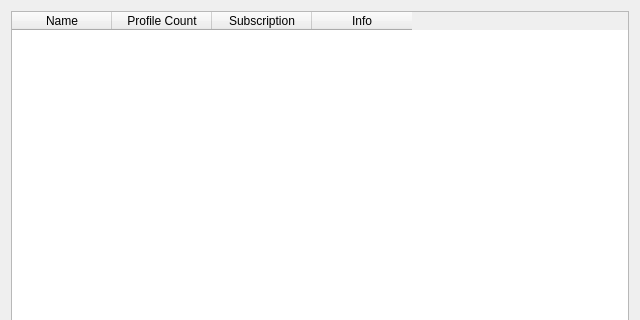
This is ui/dialog_manage_groups.ui in MatsuriDayo/nekoray as Qt 5 draws it before an edit; both pictures show x 0 to 640 and y 0 to 320 of the 640 by 480 pixel window. The edited form follows.
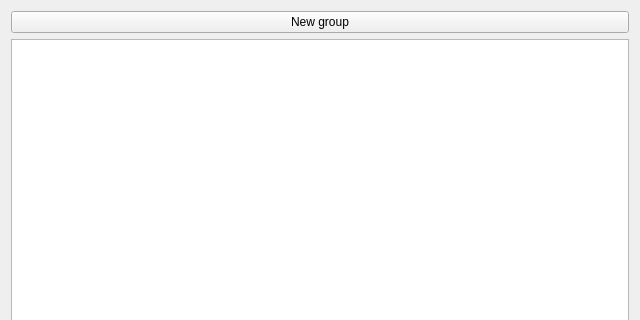
This is the edited form.

The edit to the form file:
```diff
--- a/ui/dialog_manage_groups.ui
+++ b/ui/dialog_manage_groups.ui
@@ -13,44 +13,22 @@
   <property name="windowTitle">
    <string>Groups</string>
   </property>
-  <layout class="QGridLayout" name="gridLayout">
-   <item row="0" column="0">
-    <widget class="QTableWidget" name="groupListTable">
-     <property name="contextMenuPolicy">
-      <enum>Qt::CustomContextMenu</enum>
+  <layout class="QVBoxLayout" name="verticalLayout">
+   <item>
+    <widget class="QPushButton" name="add">
+     <property name="focusPolicy">
+      <enum>Qt::NoFocus</enum>
      </property>
-     <property name="editTriggers">
-      <set>QAbstractItemView::NoEditTriggers</set>
+     <property name="text">
+      <string>New group</string>
      </property>
-     <property name="selectionBehavior">
-      <enum>QAbstractItemView::SelectRows</enum>
+    </widget>
+   </item>
+   <item>
+    <widget class="QListWidget" name="listWidget">
+     <property name="focusPolicy">
+      <enum>Qt::NoFocus</enum>
      </property>
-     <property name="verticalScrollMode">
-      <enum>QAbstractItemView::ScrollPerPixel</enum>
-     </property>
-     <property name="horizontalScrollMode">
-      <enum>QAbstractItemView::ScrollPerPixel</enum>
-     </property>
-     <column>
-      <property name="text">
-       <string>Name</string>
-      </property>
-     </column>
-     <column>
-      <property name="text">
-       <string>Profile Count</string>
-      </property>
-     </column>
-     <column>
-      <property name="text">
-       <string>Subscription</string>
-      </property>
-     </column>
-     <column>
-      <property name="text">
-       <string>Info</string>
-      </property>
-     </column>
     </widget>
    </item>
   </layout>
```
Left out of the diff: 3 changed lines with no effect on the pictures.
